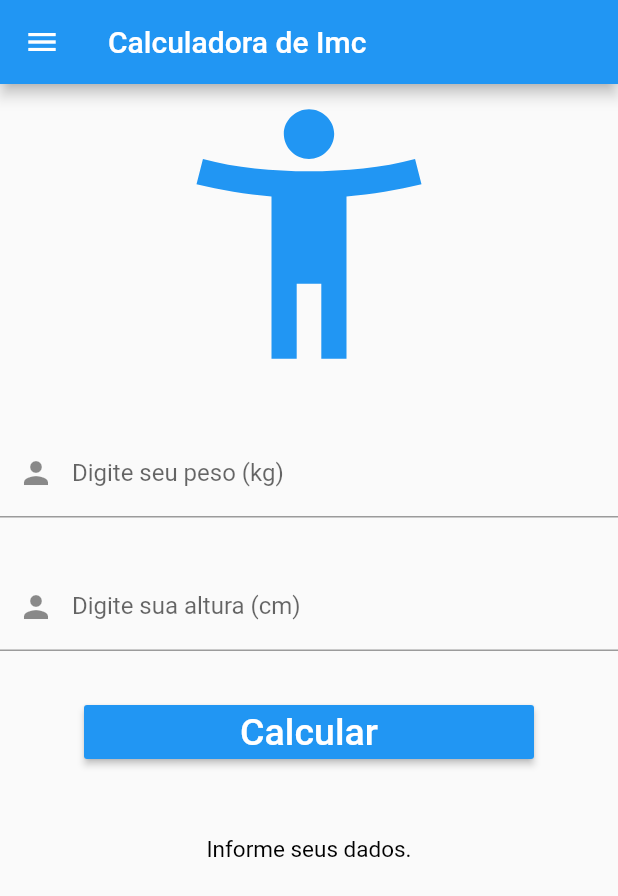
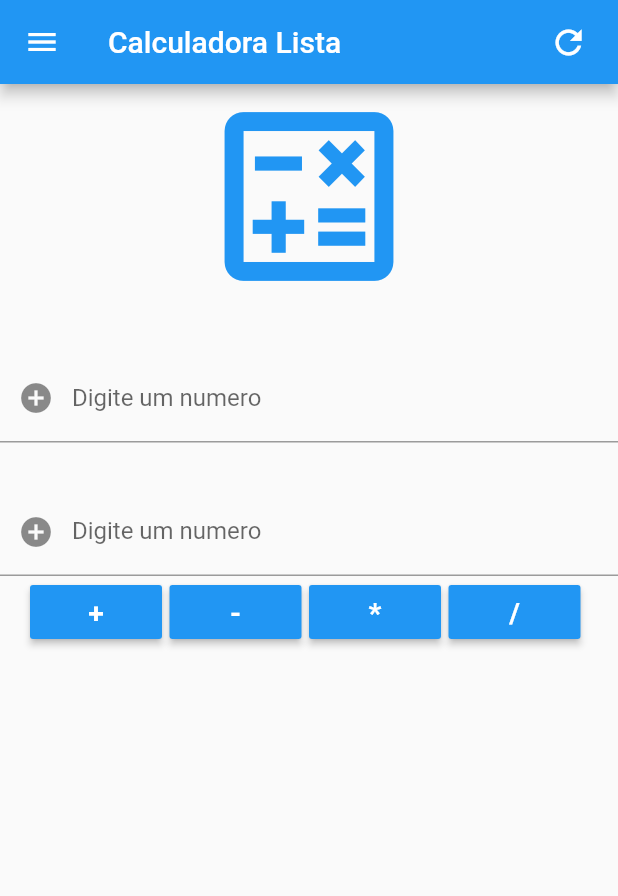
Before and after one commit to cleitoncsalvagni/APP-Imc-Fluttter, a Flutter app: the screen it shows after launch, on a phone screen of 412 x 824 dp. Shown: the top 896 px of the screen. Run offline on Flutter 3.47's test engine with Material 2 defaults, Android fonts, the phone set to English and light mode, and no system bars.

Commit message:
Feat: Calculadora

```diff
--- a/app/lib/src/Components/Menu.dart
+++ b/app/lib/src/Components/Menu.dart
@@ -38,7 +38,15 @@ Widget Menu(BuildContext context){
               },
             ),
             ListTile(
-              title: Text("Sobre"),
+              title: Text("Calculadora"),
+              onTap: (){
+                Navigator.push(
+                  context,
+                  MaterialPageRoute(builder: (context) => About()),);
+              },
+            ),
+            ListTile(
+              title: Text("Calculadora iOS"),
               onTap: (){
                 Navigator.push(
                   context,
--- a/app/lib/src/Pages/About.dart
+++ b/app/lib/src/Pages/About.dart
@@ -7,14 +7,14 @@ class About extends StatelessWidget {
   Widget build(BuildContext context) {
     return Scaffold(
       appBar: AppBar(
-        title: Text("Sobre"),
+        title: Text("Em construção"),
       ),
       drawer: Menu(context),
       body: Center(
         child: Column(
           mainAxisAlignment: MainAxisAlignment.center,
           children: <Widget>[
-            Text('Produzido por: Cleiton Salvagni'),
+            Text('Em construção'),
           ],
         ),
       ),
--- a/app/lib/src/Pages/Home.dart
+++ b/app/lib/src/Pages/Home.dart
@@ -11,32 +11,76 @@ class Home extends StatefulWidget {
 }
 
 class _HomePageState extends State<Home> {
-  final _inputControllerPeso = TextEditingController();
-  final _inputControllerAlt = TextEditingController();
+  final _inputControllerValor1 = TextEditingController();
+  final _inputControllerValor2 = TextEditingController();
 
-  String _info = "Informe seus dados.";
+  List<String> _list = [];
 
-  void _calcular(){
+  String resultado = '';
+
+  void _addItem(item) {
+      _list.add(item);
+  }
+
+  void _removeItem(index) {
+    _list.removeAt(index);
+    setState(() {
+      _list = _list;
+    });
+  }
+
+  void _clearList() {
+    setState(() {
+      _inputControllerValor1.clear();
+      _inputControllerValor2.clear();
+      _list.clear();
+      resultado = '0.00';
+    });
+}
+
+  void _adicao(){
     setState(()
     {
-      double peso = double.parse(_inputControllerPeso.text);
-      double alt = double.parse(_inputControllerAlt.text) / 100;
-      double imc = peso / ( alt * alt);
+      double valor1 = double.parse(_inputControllerValor1.text);
+      double valor2 = double.parse(_inputControllerValor2.text);
 
-      print(imc);
-      if(imc < 18.6){
-        _info = 'Abaixo do Peso (${imc.toStringAsPrecision(3)})';
-      } else if(imc >= 18.6 && imc < 24.9){
-        _info = 'Peso Ideal (${imc.toStringAsPrecision(3)})';
-      } else if(imc >= 24.9 && imc < 29.9){
-        _info = 'Levemente Acima do Peso (${imc.toStringAsPrecision(3)})';
-      } else if(imc >= 29.9 && imc < 34.9){
-        _info = 'Obesidade Grau I (${imc.toStringAsPrecision(3)})';
-      } else if(imc >= 34.9 && imc < 39.9){
-        _info = 'Obesidade Grau II (${imc.toStringAsPrecision(3)})';
-      } else if(imc >= 40){
-        _info = 'Obesidade Grau III (${imc.toStringAsPrecision(3)})';
+      double soma = valor1 + valor2;
+      resultado = soma.toString();
+      _addItem(resultado.toString());
+    });
   }
+
+  void _subtracao() {
+    setState(()
+    {
+      double valor1 = double.parse(_inputControllerValor1.text);
+      double valor2 = double.parse(_inputControllerValor2.text);
+
+      double subtracao = valor1 - valor2;
+      resultado = subtracao.toString();
+      _addItem(resultado.toString());
+    });
+  }
+  void _multiplicacao() {
+    setState(()
+    {
+      double valor1 = double.parse(_inputControllerValor1.text);
+      double valor2 = double.parse(_inputControllerValor2.text);
+
+      double multiplicacao = valor1 * valor2;
+      resultado = multiplicacao.toString();
+      _addItem(resultado.toString());
+    });
+  }
+  void _divisao() {
+    setState(()
+    {
+      double valor1 = double.parse(_inputControllerValor1.text);
+      double valor2 = double.parse(_inputControllerValor2.text);
+
+      double divisao = valor1 / valor2;
+      resultado = divisao.toString();
+      _addItem(resultado.toString());
     });
   }
 
@@ -47,60 +91,160 @@ class _HomePageState extends State<Home> {
 
     return Scaffold(
       appBar: AppBar(
-        title: Text("Calculadora de Imc"),
+        title: Text("Calculadora Lista"),
+          actions: <Widget>[
+      Padding(
+      padding: EdgeInsets.only(right: 20.0),
+        child: GestureDetector(
+          onTap: _clearList,
+          child: Icon(
+            Icons.refresh,
+            size: 26.0,
+          ),
+        )
+    ),
+]
     ),
       drawer: Menu(context),
-        body: Center(
+        body: SingleChildScrollView(
           child: Column(
-              mainAxisAlignment: MainAxisAlignment.start,
               children: <Widget>[
                 Icon(
-                  Icons.accessibility_new,
+                  Icons.calculate_outlined,
                   color: Colors.blue,
-                  size: 200.0,
+                  size: 150.0,
                 ),
                 Padding(
                   padding: EdgeInsets.only(top: 30.0),
                   child: TextField(
+                    controller: _inputControllerValor1,
                     keyboardType: TextInputType.number,
-                    controller: _inputControllerPeso,
                     style: TextStyle(
                         fontSize: 16
                     ),
                     decoration: const InputDecoration(
-                        prefixIcon: Icon(Icons.person),
-                        labelText: 'Digite seu peso (kg)'
+                        prefixIcon: Icon(Icons.add_circle),
+                        labelText: 'Digite um numero'
                     ),
                   ),
                 ),
                 Padding(
                   padding: EdgeInsets.only(top: 30.0),
                   child: TextField(
+                    controller: _inputControllerValor2,
                     keyboardType: TextInputType.number,
-                    controller: _inputControllerAlt,
+
                     style: TextStyle(
                         fontSize: 16
                     ),
                     decoration: const InputDecoration(
-                        prefixIcon: Icon(Icons.person),
-                        labelText: 'Digite sua altura (cm)'
+                        prefixIcon: Icon(Icons.add_circle),
+                        labelText: 'Digite um numero'
+                    ),
+                  ),
+                ),
+                Row(
+                  mainAxisAlignment: MainAxisAlignment.center,
+                    children: [
+                      Padding(
+                        padding: EdgeInsets.only(right: 5.0),
+                        child: Container(
+                          child: RaisedButton(
+                            onPressed: _adicao,
+                            child: Text(
+                              '+',
+                              style: TextStyle(
+                                fontSize: 19,
+                                color: Colors.white,
+                                fontWeight: FontWeight.bold,
+                              ),
+                            ),
+                            color: Colors.blue,
                           ),
                         ),
                       ),
                       Padding(
-                  padding: EdgeInsets.only(top: 30.0),
+                        padding: EdgeInsets.only(right: 5.0),
                         child: Container(
-                    width: 300,
                           child: RaisedButton(
-                      onPressed: _calcular,
-                      child: Text('Calcular',style: TextStyle(color: Colors.white, fontSize: 25.0),),
+                            onPressed: _subtracao,
+                            child: Text(
+                              '-',
+                              style: TextStyle(
+                                fontSize: 19,
+                                color: Colors.white,
+                                fontWeight: FontWeight.bold,
+                              ),
+                            ),
                             color: Colors.blue,
                           ),
                         ),
                       ),
-                Text(_info,
-                  textAlign: TextAlign.center,
-                  style: TextStyle(color: Colors.black, fontSize: 15, height: 5),
+                      Padding(
+                        padding: EdgeInsets.only(right: 5.0),
+                        child: Container(
+                          child: RaisedButton(
+                            onPressed: _multiplicacao,
+                            child: Text(
+                              '*',
+                              style: TextStyle(
+                                fontSize: 19,
+                                color: Colors.white,
+                                fontWeight: FontWeight.bold,
+                              ),
+                            ),
+                            color: Colors.blue,
+                          ),
+                        ),
+                      ),
+                      Padding(
+                        padding: EdgeInsets.only(right: 5.0),
+                        child: Container(
+                          child: RaisedButton(
+                            onPressed: _divisao,
+                            child: Text(
+                              '/',
+                              style: TextStyle(
+                                fontSize: 19,
+                                color: Colors.white,
+                                fontWeight: FontWeight.bold,
+                              ),
+                            ),
+                            color: Colors.blue,
+                          ),
+                        ),
+                      ),
+                    ],
+                ),
+                Text(
+                  '$resultado',
+                  style: TextStyle(
+                    fontSize: 30,
+                  ),
+                ),
+                SizedBox(
+                  height: 500,
+                  child: ListView.builder(
+                    itemCount: _list.length,
+                    itemBuilder: (BuildContext context, int index) {
+                      return InkWell(
+                          onTap: () => _removeItem(index),
+                          child: Container(
+                            color: Colors.blue,
+                            margin: EdgeInsets.all(15),
+                            padding: EdgeInsets.all(15),
+                            alignment: Alignment.center,
+                            child: Text(
+                              '${index + 1} - ${_list[index]}',
+                              style: TextStyle(
+                                color: Colors.white,
+                                fontSize: 16,
+                              ),
+                            ),
+                          )
+                      );
+                    },
+                  ),
                 ),
               ]
           ),
```
Lines whose indentation alone changed are shown as unchanged.
